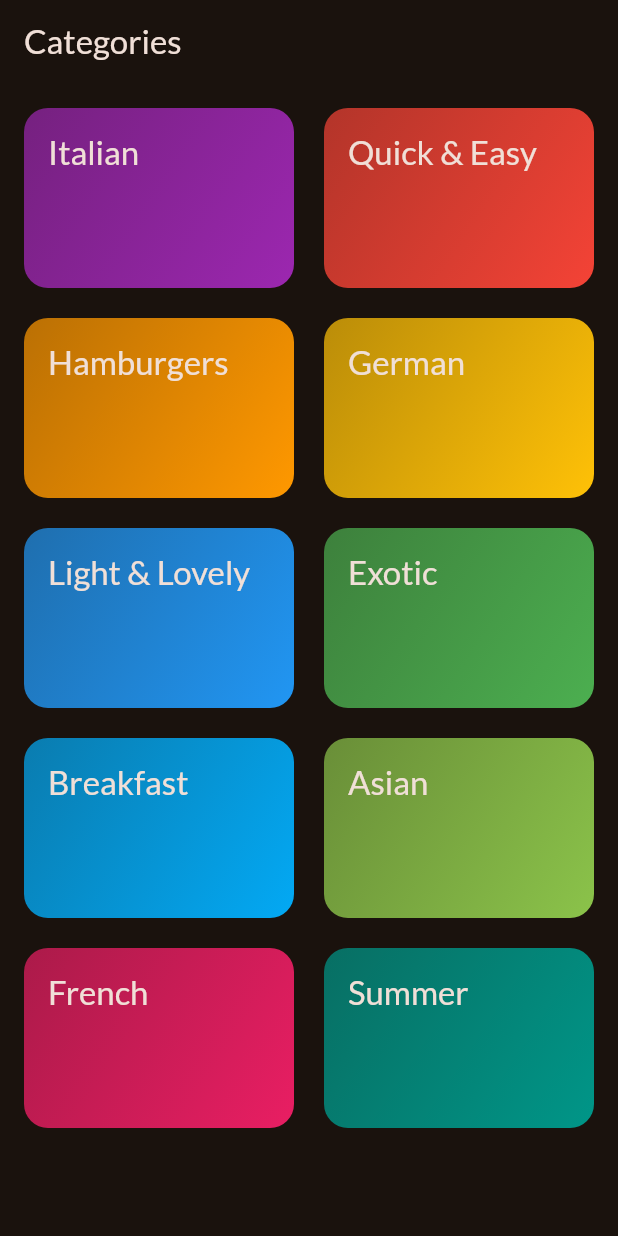
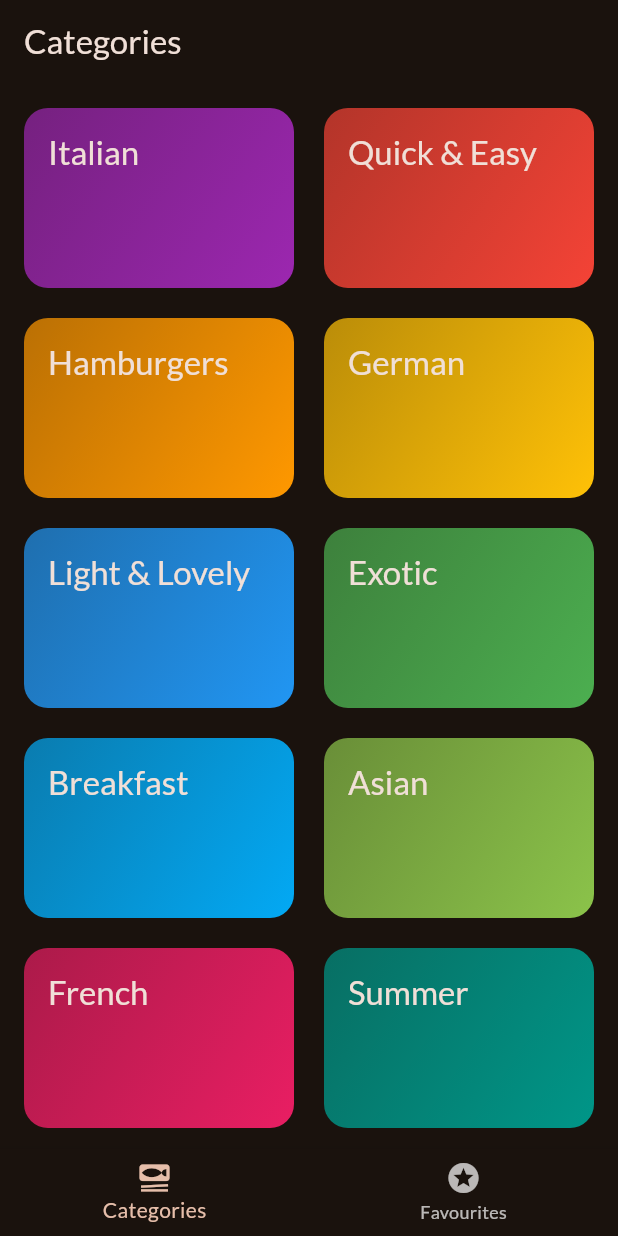
Before and after one commit to Hredoyyy/meals, a Flutter app: the screen it shows after launch, on a phone screen of 412 x 824 dp. Run offline on Flutter 3.47's test engine with Material 3 defaults, Android fonts, the phone set to English and light mode, and no system bars; our stand-ins replace google_fonts, transparent_image.

Commit message:
Tabs screen added
now there are two tabs for the users to navigate to categoris and favorites screen (still in construction)

```diff
--- a/lib/main.dart
+++ b/lib/main.dart
@@ -2,7 +2,7 @@ import 'package:flutter/material.dart';
 
 import 'package:google_fonts/google_fonts.dart';
 
-import 'package:meals/screens/categoris.dart';
+import 'package:meals/screens/tabs.dart';
 
 final theme = ThemeData(
   useMaterial3: true,
@@ -22,6 +22,6 @@ class App extends StatelessWidget {
 
   @override
   Widget build(BuildContext context) {
-    return MaterialApp(theme: theme, home: const CategoriesScreen());
+    return MaterialApp(theme: theme, home: const TabsScreen());
   }
 }
--- a/lib/screens/categoris.dart
+++ b/lib/screens/categoris.dart
@@ -22,9 +22,7 @@ class CategoriesScreen extends StatelessWidget {
 
   @override
   Widget build(BuildContext context) {
-    return Scaffold(
-      appBar: AppBar(title: const Text('Categories')),
-      body: GridView(
+    return GridView(
       padding: const EdgeInsets.all(16),
       gridDelegate: SliverGridDelegateWithFixedCrossAxisCount(
         crossAxisCount: 2,
@@ -38,7 +36,6 @@ class CategoriesScreen extends StatelessWidget {
             _selectCategory(context, category);
           }),
       ],
-      ),
     );
   }
 }
--- a/lib/screens/meals.dart
+++ b/lib/screens/meals.dart
@@ -4,9 +4,9 @@ import 'package:meals/screens/meal_details.dart';
 import 'package:meals/widgets/meal_items.dart';
 
 class MealsScreen extends StatelessWidget {
-  const MealsScreen({super.key, required this.name, required this.meals});
+  const MealsScreen({super.key, this.name, required this.meals});
 
-  final String name;
+  final String? name;
   final List<Meal> meals;
 
   void _selectMeal(BuildContext context, Meal meal) {
@@ -45,6 +45,10 @@ class MealsScreen extends StatelessWidget {
         ),
       );
     }
-    return Scaffold(appBar: AppBar(title: Text(name)), body: content);
+
+    if (name == null) {
+      return content;
+    }
+    return Scaffold(appBar: AppBar(title: Text(name!)), body: content);
   }
 }
--- /dev/null
+++ b/lib/screens/tabs.dart
@@ -0,0 +1,49 @@
+import 'package:flutter/material.dart';
+import 'package:meals/screens/categoris.dart';
+import 'package:meals/screens/meals.dart';
+
+class TabsScreen extends StatefulWidget {
+  const TabsScreen({super.key});
+
+  @override
+  State<TabsScreen> createState() => _TabsScreenState();
+}
+
+class _TabsScreenState extends State<TabsScreen> {
+  int _selectedIndex = 0;
+
+  void _selectTab(int index) {
+    setState(() {
+      _selectedIndex = index;
+    });
+  }
+
+  @override
+  Widget build(BuildContext context) {
+    var activePageTitle = 'Categories';
+    Widget bodyContent = CategoriesScreen();
+    if (_selectedIndex == 1) {
+      bodyContent = const MealsScreen(meals: []);
+      activePageTitle = 'Favourites';
+    }
+    return Scaffold(
+      appBar: AppBar(title: Text(activePageTitle)),
+      body: bodyContent,
+      bottomNavigationBar: BottomNavigationBar(
+        currentIndex: _selectedIndex,
+        onTap: _selectTab,
+
+        items: const [
+          BottomNavigationBarItem(
+            icon: Icon(Icons.set_meal),
+            label: "Categories",
+          ),
+          BottomNavigationBarItem(
+            icon: Icon(Icons.stars_sharp),
+            label: "Favourites",
+          ),
+        ],
+      ),
+    );
+  }
+}
```
Lines whose indentation alone changed are shown as unchanged.
